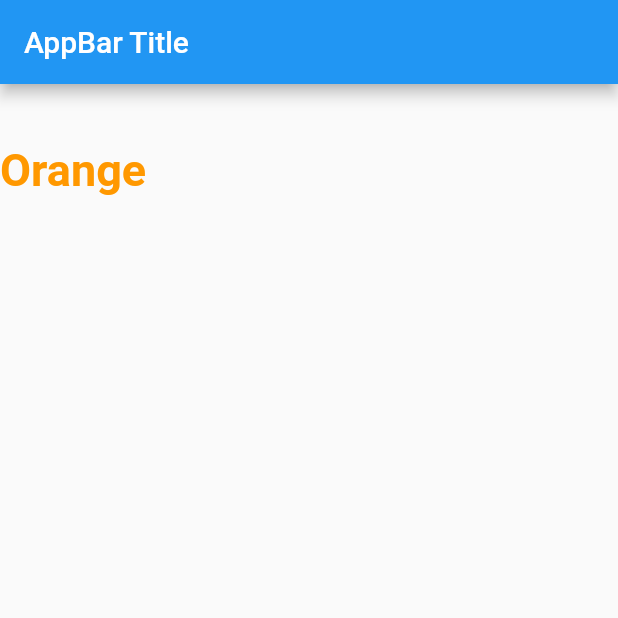
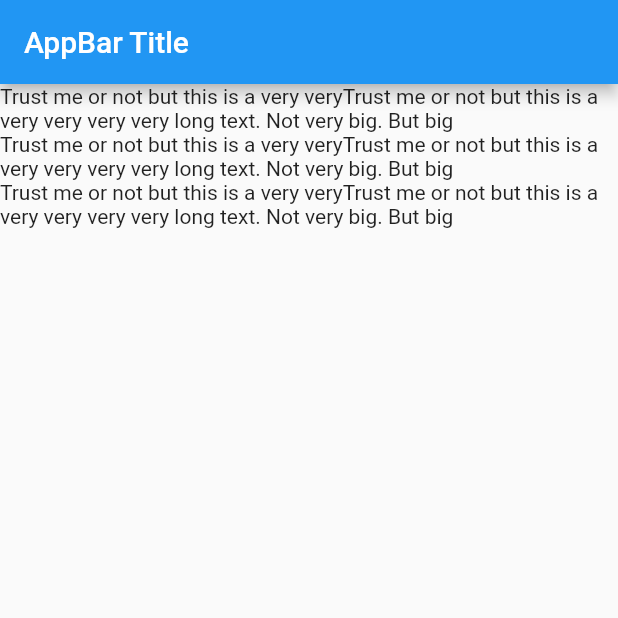
Before and after one commit to thetahmeed/Flutter, a Flutter app: the screen it shows after launch, on a phone screen of 412 x 824 dp, the top half of it. Run offline on Flutter 3.47's test engine with Material 2 defaults, Android fonts, the phone set to English and light mode, and no system bars.

Commit message:
Vertical Scroll/ListView

```diff
--- a/eleven/lib/main.dart
+++ b/eleven/lib/main.dart
@@ -1,21 +1,13 @@
 import 'package:flutter/material.dart';
 
-final _longText =
-    "Trust me or not\n\n\n but this is a very very\n\n very very long text.\n\n\n Not very big. But big";
+final _longText = "Trust me or not but this is a very very" +
+    "Trust me or not but this is a very very" +
+    " very very long text. Not very big. But big";
 
 final List _myList = [
-  {
-    "name" : "Tahmeed",
-    "age" : "20"
-  },
-  {
-    "name" : "Another Tahmeed",
-    "age" : "40"
-  },
-  {
-    "name" : "Again Another Tahmeed",
-    "age" : "30"
-  }
+  {"name": "Tahmeed", "age": "20"},
+  {"name": "Another Tahmeed", "age": "40"},
+  {"name": "Again Another Tahmeed", "age": "30"}
 ];
 
 Widget _makeAGap() {
@@ -35,22 +27,20 @@ class HomePage extends StatelessWidget {
   @override
   Widget build(BuildContext context) {
     return Scaffold(
-        appBar: AppBar(
-          title: Text("AppBar Title"),
+      appBar: AppBar(
+        title: Text("AppBar Title"),
+      ),
+      body: Container(
+        height: 120,
+        child: ListView(
+
+          children: [
+            Text(_longText,),
+            Text(_longText,),
+            Text(_longText,),
+          ],
         ),
-        body: Column(
-          children: [
-            SizedBox(
-              height: 40,
-            ),
-            Text(
-              "Orange",
-              style: TextStyle(
-                  color: Colors.orange,
-                  fontSize: 30,
-                  fontWeight: FontWeight.bold),
-            ),
-          ],
-        ));
+      ),
+    );
   }
 }
```
